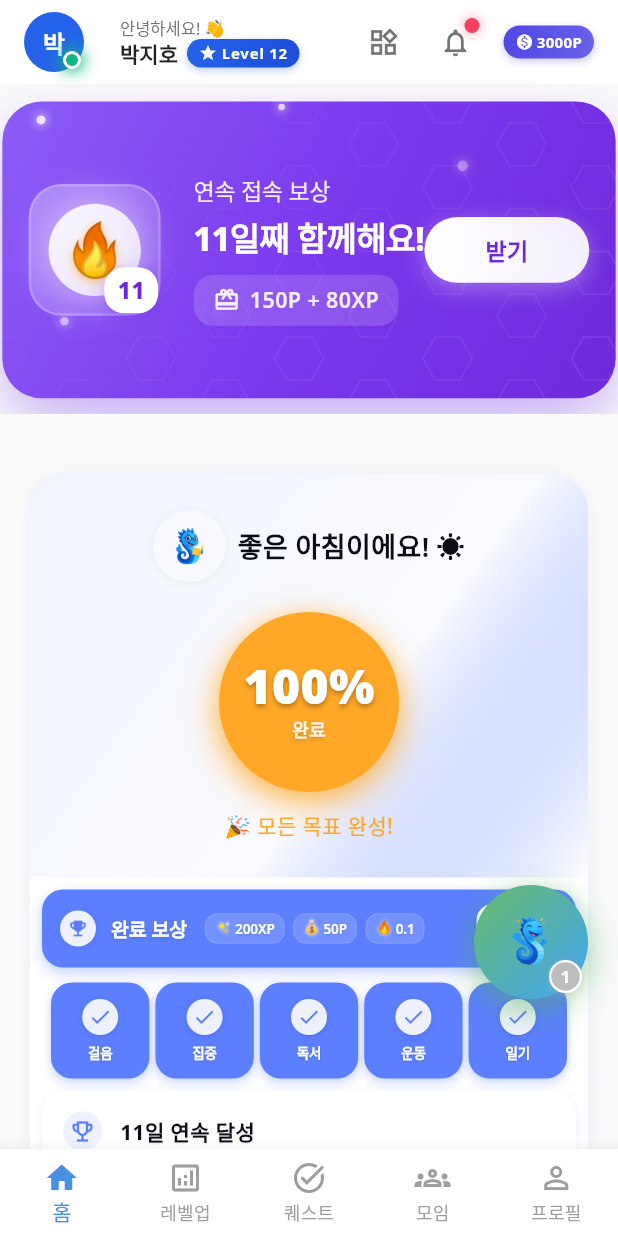
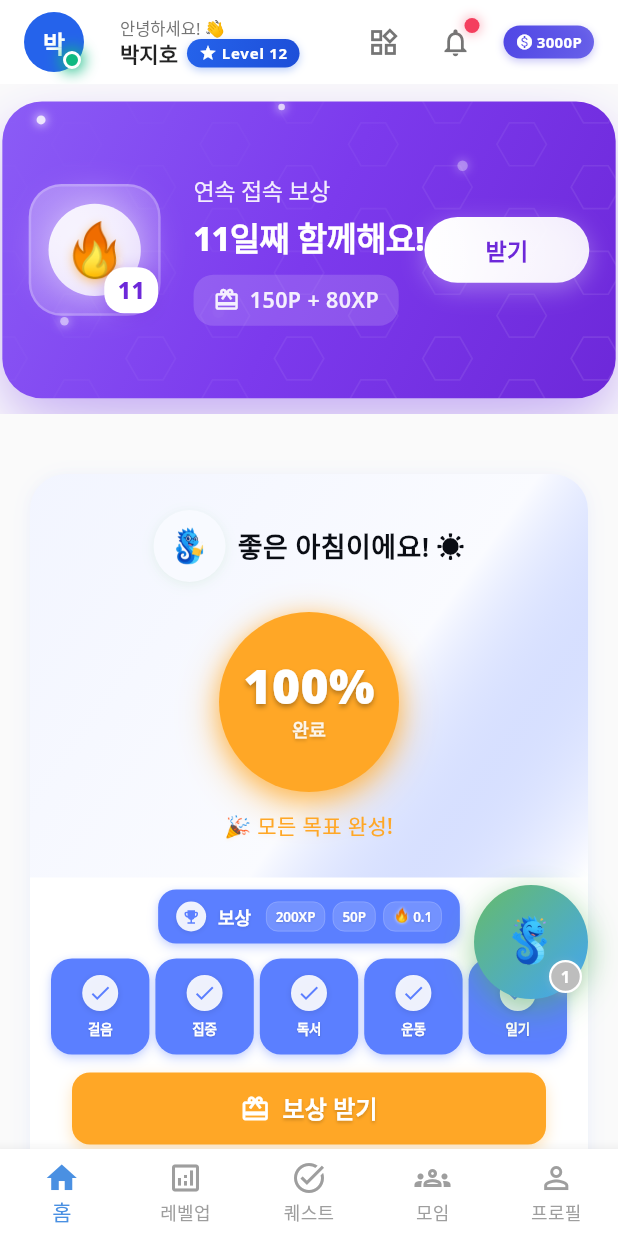
Before and after one commit to majang0/sherpa_app, a Flutter app: the screen it shows after launch, on a phone screen of 412 x 824 dp. Run offline on Flutter 3.47's test engine with Material 3 defaults, Android fonts, the phone set to English and light mode, and no system bars; our stand-ins replace animated_text_kit, confetti, countup, firebase_core, fl_chart, flutter_animate and 8 more; missing offline and left inert: simple_animation_progress_bar; accounts and stored records are empty.

Commit message:
refactor(home): 보상 시스템 UI 개선 및 텍스트 단순화 [home10]
• 보상 카드 텍스트 변경: "완료 보상" → "보상"으로 간결화
• 보상 카드 크기 전체적으로 축소하여 컨텐츠에 맞는 적절한 크기로 조정
  - 패딩: 16,12 → 12,8 / 모서리: 14 → 12 / 아이콘: 24×24 → 20×20
  - 폰트 크기: 13 → 12 / 간격 전체적으로 축소
• XP/Point 보상 배지에서 이모티콘 제거 (✨💰 삭제, 🔥만 유지)
• 조건부 수동 배치: 받기 버튼을 카드에서 분리하여 목표 달성시에만 하단 표시
• 미니 보상 배지 함수 nullable emoji 지원으로 확장

🎨 Frontend Design: 더 깔끔하고 간결한 보상 시스템 UI 완성

🤖 Generated with [Claude Code](https://claude.ai/code)

Co-Authored-By: Claude <noreply@anthropic.com>

```diff
--- a/lib/features/home/presentation/widgets/personalized_growth_dashboard_widget.dart
+++ b/lib/features/home/presentation/widgets/personalized_growth_dashboard_widget.dart
@@ -491,14 +491,9 @@ class _PersonalizedGrowthDashboardWidgetState
       padding: const EdgeInsets.symmetric(horizontal: 8),
       child: Column(
         children: [
-          // 🎨 완전히 새로운 인라인 보상 레이아웃 - 한 줄에 모든 것 배치
-          _buildInlineRewardSection(
-            canClaimReward: canClaimReward,
-            isRewardClaimed: isRewardClaimed,
-            completedCount: completedCount,
-            totalGoals: totalGoals,
-          ),
-          const SizedBox(height: 10), // 12 → 10으로 축소
+          // 🎨 완료 보상 카드 (받기 버튼 제거된 버전)
+          _buildRewardDisplayCard(),
+          const SizedBox(height: 10),
 
           // 목표들을 1x5 행으로 배치 (완전한 크기 일관성 보장)
           Padding(
@@ -517,12 +512,167 @@ class _PersonalizedGrowthDashboardWidgetState
               }).toList(),
             ),
           ),
+
+          // 조건부 받기 버튼 (전체 클리어시에만 표시)
+          if (canClaimReward) ...[
+            const SizedBox(height: 12),
+            _buildClaimRewardButton(),
+          ],
         ],
       ),
     );
   }
 
-  // 🎨 완전히 새로운 인라인 보상 섹션 - 프라이머리 배경 디자인
+  // 🎨 보상 표시 카드 (받기 버튼 제거, 중앙 정렬, 크기 축소)
+  Widget _buildRewardDisplayCard() {
+    return Container(
+      padding: const EdgeInsets.symmetric(horizontal: 12, vertical: 8), // 16,12 → 12,8로 축소
+      decoration: BoxDecoration(
+        // 🔵 강렬한 프라이머리 배경으로 시선 집중
+        color: ModernColors.modernPrimary,
+        borderRadius: BorderRadius.circular(12), // 14 → 12로 축소
+        // 🌟 프라이머리 색상 기반 깊이감 있는 그림자
+        boxShadow: [
+          BoxShadow(
+            color: ModernColors.modernPrimary.withOpacity(0.25),
+            blurRadius: 6, // 8 → 6으로 축소
+            offset: const Offset(0, 3), // 4 → 3으로 축소
+            spreadRadius: 0,
+          ),
+          BoxShadow(
+            color: ModernColors.modernPrimary.withOpacity(0.15),
+            blurRadius: 3, // 4 → 3으로 축소
+            offset: const Offset(0, 1), // 2 → 1로 축소
+            spreadRadius: 0,
+          ),
+        ],
+      ),
+      child: Row(
+        mainAxisAlignment: MainAxisAlignment.center, // 중앙 정렬
+        mainAxisSize: MainAxisSize.min, // 최소 크기로 축소
+        children: [
+          // 🏆 트로피 아이콘 - 흰색 배경에 프라이머리 아이콘
+          Container(
+            width: 20, // 24 → 20으로 축소
+            height: 20, // 24 → 20으로 축소
+            decoration: BoxDecoration(
+              color: Colors.white.withOpacity(0.9),
+              shape: BoxShape.circle,
+              boxShadow: [
+                BoxShadow(
+                  color: Colors.black.withOpacity(0.08),
+                  blurRadius: 2, // 3 → 2로 축소
+                  offset: const Offset(0, 1),
+                ),
+              ],
+            ),
+            child: Icon(
+              Icons.emoji_events,
+              color: ModernColors.modernPrimary,
+              size: 12, // 14 → 12로 축소
+            ),
+          ),
+          const SizedBox(width: 8), // 10 → 8로 축소
+
+          // 📝 보상 타이틀 - 깨끗한 흰색 텍스트
+          Text(
+            '보상',
+            style: GoogleFonts.notoSans(
+              fontSize: 12, // 13 → 12로 축소
+              fontWeight: FontWeight.w700,
+              color: Colors.white,
+              letterSpacing: -0.1,
+              shadows: [
+                Shadow(
+                  color: Colors.black.withOpacity(0.15),
+                  offset: const Offset(0, 1),
+                  blurRadius: 2,
+                ),
+              ],
+            ),
+          ),
+          const SizedBox(width: 10), // 12 → 10으로 축소
+
+          // 🎁 보상 배지들 - 투명 흰색 배경으로 조화
+          _buildMiniRewardBadge(null, '200XP'),
+          const SizedBox(width: 5), // 6 → 5로 축소
+          _buildMiniRewardBadge(null, '50P'),
+          const SizedBox(width: 5), // 6 → 5로 축소
+          _buildMiniRewardBadge('🔥', '0.1'),
+        ],
+      ),
+    );
+  }
+
+  // 🎯 조건부 받기 버튼 (전체 클리어시에만 표시)
+  Widget _buildClaimRewardButton() {
+    return Container(
+      width: double.infinity,
+      height: 48,
+      margin: const EdgeInsets.symmetric(horizontal: 20),
+      decoration: BoxDecoration(
+        borderRadius: BorderRadius.circular(12),
+        boxShadow: [
+          BoxShadow(
+            color: ModernColors.streakGold.withOpacity(0.3),
+            blurRadius: 8,
+            offset: const Offset(0, 4),
+          ),
+        ],
+      ),
+      child: ElevatedButton(
+        onPressed: () {
+          HapticFeedbackManager.heavyImpact();
+
+          // 보상 받기 실행
+          ref.read(globalUserProvider.notifier).claimAllGoalsReward();
+
+          // 셰르피 반응
+          ref.read(sherpiProvider.notifier).showInstantMessage(
+            context: SherpiContext.questComplete,
+            customDialogue: '🎉 모든 목표를 달성했어요! 멋져요!',
+            emotion: SherpiEmotion.cheering,
+          );
+        },
+        style: ElevatedButton.styleFrom(
+          backgroundColor: ModernColors.streakGold,
+          foregroundColor: Colors.white,
+          shape: RoundedRectangleBorder(
+            borderRadius: BorderRadius.circular(12),
+          ),
+          elevation: 0,
+          shadowColor: Colors.transparent,
+        ),
+        child: Row(
+          mainAxisAlignment: MainAxisAlignment.center,
+          children: [
+            Icon(
+              Icons.card_giftcard,
+              size: 20,
+              color: Colors.white,
+            ),
+            const SizedBox(width: 8),
+            Text(
+              '보상 받기',
+              style: GoogleFonts.notoSans(
+                fontSize: 16,
+                fontWeight: FontWeight.w700,
+                shadows: [
+                  Shadow(
+                    color: Colors.black.withOpacity(0.2),
+                    offset: const Offset(0, 1),
+                    blurRadius: 2,
+                  ),
+                ],
+              ),
+            ),
+          ],
+        ),
+      ),
+    );
+  }
+
+  // 🎨 완전히 새로운 인라인 보상 섹션 - 프라이머리 배경 디자인 (사용 안 함)
   Widget _buildInlineRewardSection({
     required bool canClaimReward,
     required bool isRewardClaimed,
@@ -688,7 +838,7 @@ class _PersonalizedGrowthDashboardWidgetState
   }
 
   // 🎨 미니 보상 배지 (프라이머리 배경용 - 반투명 흰색)
-  Widget _buildMiniRewardBadge(String emoji, String text) {
+  Widget _buildMiniRewardBadge(String? emoji, String text) {
     return Container(
       padding: const EdgeInsets.symmetric(horizontal: 6, vertical: 3),
       decoration: BoxDecoration(
@@ -704,6 +854,7 @@ class _PersonalizedGrowthDashboardWidgetState
       child: Row(
         mainAxisSize: MainAxisSize.min,
         children: [
+          if (emoji != null) ...[
             Text(
               emoji,
               style: const TextStyle(
@@ -719,6 +870,7 @@ class _PersonalizedGrowthDashboardWidgetState
               ),
             ),
             const SizedBox(width: 2),
+          ],
           Text(
             text,
             style: GoogleFonts.notoSans(
@@ -767,7 +919,7 @@ class _PersonalizedGrowthDashboardWidgetState
           borderRadius: BorderRadius.circular(14),
           border: !isCompleted
               ? Border.all(
-                  color: functionColor.withOpacity(0.15), // 🎨 기능별 색상으로 테두리
+                  color: ModernColors.modernPrimary.withOpacity(0.15), // 🎨 통일된 프라이머리 색상으로 테두리
                   width: 0.8,
                 )
               : null,
@@ -787,14 +939,14 @@ class _PersonalizedGrowthDashboardWidgetState
                   ),
                 ]
               : [
-                  // 미완료 상태: 기능별 색상 기반 은은한 그림자
+                  // 미완료 상태: 통일된 프라이머리 색상 기반 은은한 그림자
                   BoxShadow(
-                    color: functionColor.withOpacity(0.08),
+                    color: ModernColors.modernPrimary.withOpacity(0.08),
                     blurRadius: 4,
                     offset: const Offset(0, 2),
                   ),
                   BoxShadow(
-                    color: functionColor.withOpacity(0.04),
+                    color: ModernColors.modernPrimary.withOpacity(0.04),
                     blurRadius: 2,
                     offset: const Offset(0, 1),
                   ),
@@ -811,10 +963,10 @@ class _PersonalizedGrowthDashboardWidgetState
                 width: 24,
                 height: 24,
                 decoration: BoxDecoration(
-                  // 🎨 완료: 흰색 배경 / 미완료: 기능별 색상 배경
+                  // 🎨 완료: 흰색 배경 / 미완료: 통일된 프라이머리 색상 배경
                   color: isCompleted
                       ? Colors.white.withOpacity(0.9)
-                      : functionColor.withOpacity(0.12),
+                      : ModernColors.modernPrimary.withOpacity(0.12),
                   shape: BoxShape.circle,
                   // 🎨 완료 상태에만 그림자 적용
                   boxShadow: isCompleted
@@ -838,10 +990,10 @@ class _PersonalizedGrowthDashboardWidgetState
                           goalData['icon'] ?? '🎯',
                           style: TextStyle(
                             fontSize: 14,
-                            // 🎨 기능별 색상 기반 이모지 그림자
+                            // 🎨 통일된 프라이머리 색상 기반 이모지 그림자
                             shadows: [
                               Shadow(
-                                color: functionColor.withOpacity(0.15),
+                                color: ModernColors.modernPrimary.withOpacity(0.15),
                                 offset: const Offset(0, 0.5),
                                 blurRadius: 1,
                               ),
```
Lines whose indentation alone changed are shown as unchanged.
